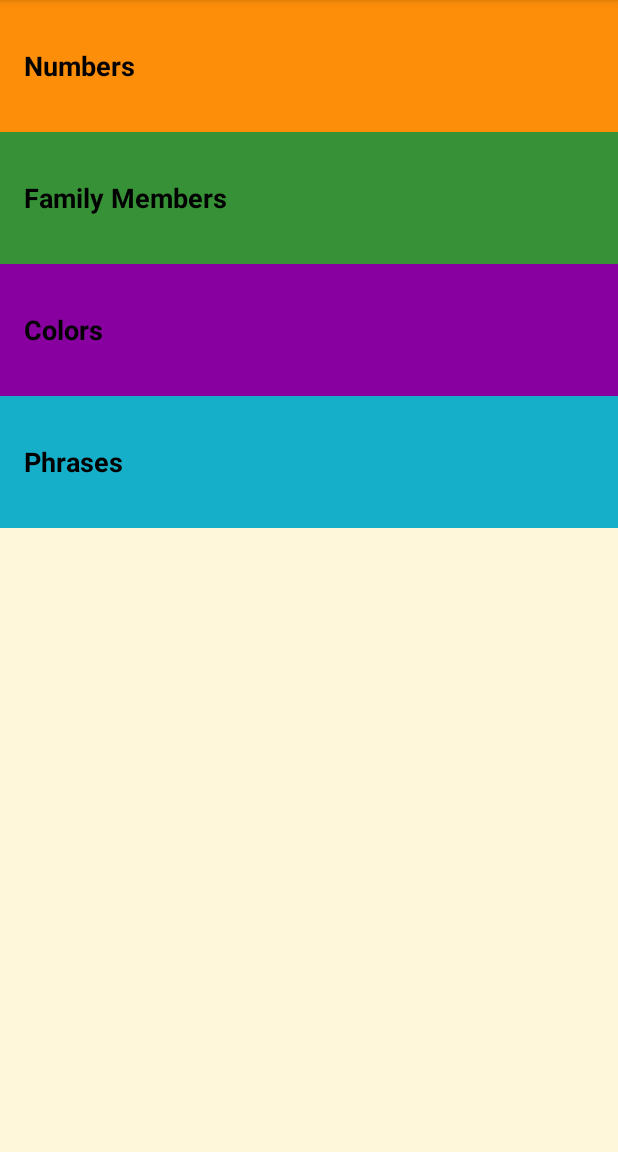
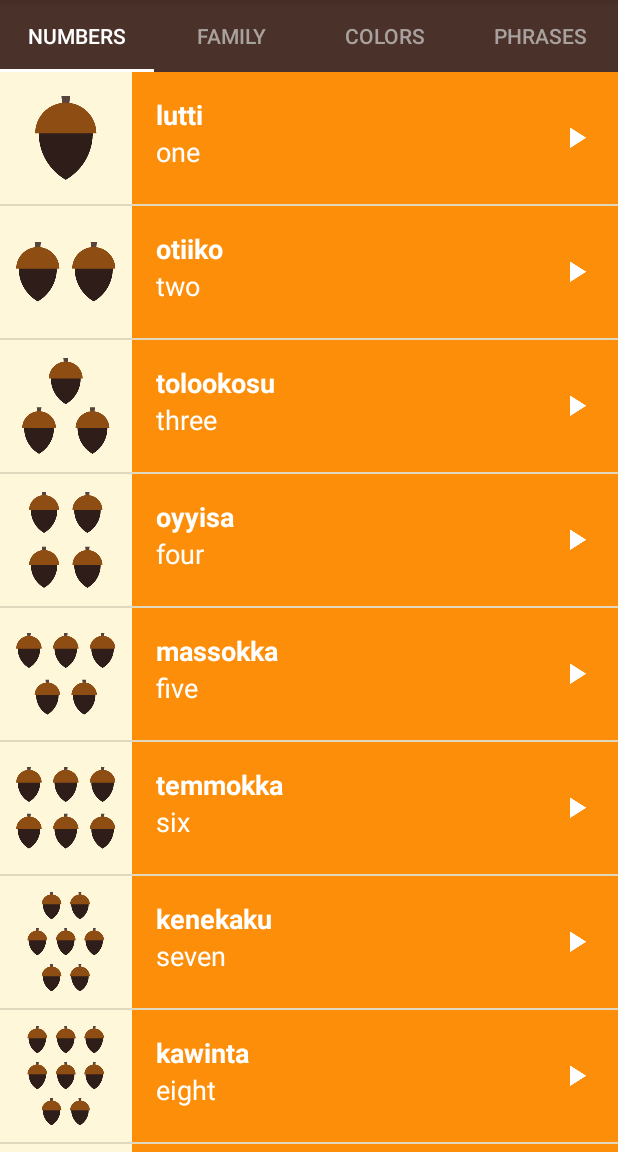
Before and after one commit to guruvex/miwok, an Android app: the screen it shows after launch (MainActivity), on a phone screen of 412 x 824 dp, the part 84-1236 px from its top. Run offline under Robolectric (Android 15) with nearby library versions, the phone set to English and light mode, and no system bars.

Commit message:
final ver of the app

```diff
--- a/app/src/main/java/com/example/android/miwok/ColorsFragment.java
+++ b/app/src/main/java/com/example/android/miwok/ColorsFragment.java
@@ -63,7 +63,6 @@ public class ColorsFragment extends Fragment {
         ListView listView = (ListView) rootView.findViewById(R.id.list);
 
         listView.setAdapter(displayWordAdapter);
-
 
         listView.setOnItemClickListener(new AdapterView.OnItemClickListener() {
             @Override
--- a/app/src/main/java/com/example/android/miwok/MainActivity.java
+++ b/app/src/main/java/com/example/android/miwok/MainActivity.java
@@ -15,11 +15,11 @@
  */
 package com.example.android.miwok;
 
-import android.content.Intent;
 import android.os.Bundle;
 import android.support.v7.app.AppCompatActivity;
-import android.view.View;
-import android.widget.TextView;
+import android.support.design.widget.TabLayout;
+import android.support.v4.view.ViewPager;
+
 
 public class MainActivity extends AppCompatActivity {
 
@@ -30,46 +30,22 @@ public class MainActivity extends AppCompatActivity {
         // Set the content of the activity to use the activity_main.xml layout file
         setContentView(R.layout.activity_main);
 
-        TextView NumbersActivity = (TextView) findViewById(R.id.numbers);
-        TextView FamilyActivity = (TextView) findViewById(R.id.family);
-        TextView ColorsActivity = (TextView) findViewById(R.id.colors);
-        TextView PhrasesActivity = (TextView) findViewById(R.id.phrases);
+        // find the view pager in the xml layout
+        ViewPager mViewPager = (ViewPager) findViewById(R.id.viewpager);
 
-        NumbersActivity.setOnClickListener(new View.OnClickListener() {
-            // The code in this method will be executed when the numbers View is clicked on.
-            @Override
-            public void onClick(View view) {
-                Intent numbersIntent = new Intent(MainActivity.this, NumbersActivity.class);
-                startActivity(numbersIntent);
-            }
-        });
+        // Create an adapter that knows which fragment should be shown on each page
+        SimplePageAdaptor SPAdaptor = new SimplePageAdaptor(getSupportFragmentManager(), MainActivity.this);
+        // link the object to the page viewer.
+        mViewPager.setAdapter(SPAdaptor);
 
-        FamilyActivity.setOnClickListener(new View.OnClickListener() {
-            // The code in this method will be executed when the family View is clicked on.
-            @Override
-            public void onClick(View view) {
-                Intent familyIntent = new Intent(MainActivity.this, FamilyActivity.class);
-                startActivity(familyIntent);
-            }
-        });
+        // Find the tab layout that shows the tabs
+        TabLayout tabLayout = (TabLayout) findViewById(R.id.tabs);
 
-        ColorsActivity.setOnClickListener(new View.OnClickListener() {
-            // The code in this method will be executed when the colors View is clicked on.
-            @Override
-            public void onClick(View view) {
-                Intent colorIntent = new Intent(MainActivity.this, ColorsActivity.class);
-                startActivity(colorIntent);
-            }
-        });
-
-        PhrasesActivity.setOnClickListener(new View.OnClickListener() {
-            // The code in this method will be executed when the phrases View is clicked on.
-            @Override
-            public void onClick(View view) {
-                Intent phrasesIntent = new Intent(MainActivity.this, PhrasesActivity.class);
-                startActivity(phrasesIntent);
-            }
-        });
+        // Connect the tab layout with the view pager. This will
+        //   1. Update the tab layout when the view pager is swiped
+        //   2. Update the view pager when a tab is selected
+        //   3. Set the tab layout's tab names with the view pager's adapter's titles
+        //      by calling onPageTitle()
+        tabLayout.setupWithViewPager(mViewPager);
     }
-
 }
--- a/app/src/main/java/com/example/android/miwok/NumbersFragment.java
+++ b/app/src/main/java/com/example/android/miwok/NumbersFragment.java
@@ -42,20 +42,8 @@ public class NumbersFragment extends Fragment {
         releaseMediaPlayer();
     }
 
-    /**
-    @Override
-    protected void onStop() {
-        super.onStop();
-        releaseMediaPlayer();
-    }
-    */
-
-
     @Override
     public View onCreateView(LayoutInflater inflater, ViewGroup container, Bundle savedInstanceState) {
-        //TextView textView = new TextView(getActivity());
-        //textView.setText(R.string.hello_blank_fragment);
-        //return textView;
 
         View rootView = inflater.inflate(R.layout.words_list, container, false);
 
--- /dev/null
+++ b/app/src/main/java/com/example/android/miwok/SimplePageAdaptor.java
@@ -0,0 +1,51 @@
+package com.example.android.miwok;
+
+/**
+ * Created by james on 7/10/2018.
+ */
+import android.content.Context;
+import android.support.v4.app.Fragment;
+import android.support.v4.app.FragmentManager;
+import android.support.v4.app.FragmentPagerAdapter;
+
+/**
+ * Provides the appropriate {@link Fragment} for a view pager.
+ */
+public class SimplePageAdaptor extends FragmentPagerAdapter {
+
+    /** Context of the app */
+    private Context mContext;
+
+    public SimplePageAdaptor (FragmentManager fm, Context context) {
+        super(fm);
+        mContext = context;
+
+    }
+
+    @Override
+    public Fragment getItem(int position) {
+        if (position == 0) { return new NumbersFragment();
+        } else if (position == 1){ return new FamilyFragment();
+        } else if (position == 2){ return new ColorsFragment();
+        } else { return new PhrasesFragment();}
+    }
+
+    @Override
+    public int getCount() {
+        return 4;
+    }
+
+
+    @Override
+    public CharSequence getPageTitle(int position) {
+        if (position == 0) {
+            return mContext.getString(R.string.category_numbers);
+        } else if (position == 1) {
+            return mContext.getString(R.string.category_family);
+        } else if (position == 2) {
+            return mContext.getString(R.string.category_colors);
+        } else {
+            return mContext.getString(R.string.category_phrases);
+        }
+    }
+}
--- a/app/src/main/res/layout/activity_main.xml
+++ b/app/src/main/res/layout/activity_main.xml
@@ -1,73 +1,21 @@
 <?xml version="1.0" encoding="utf-8"?>
-<!-- Copyright (C) 2016 The Android Open Source Project
-
-     Licensed under the Apache License, Version 2.0 (the "License");
-     you may not use this file except in compliance with the License.
-     You may obtain a copy of the License at
-
-          http://www.apache.org/licenses/LICENSE-2.0
-
-     Unless required by applicable law or agreed to in writing, software
-     distributed under the License is distributed on an "AS IS" BASIS,
-     WITHOUT WARRANTIES OR CONDITIONS OF ANY KIND, either express or implied.
-     See the License for the specific language governing permissions and
-     limitations under the License.
--->
-<LinearLayout
-    xmlns:android="http://schemas.android.com/apk/res/android"
+<LinearLayout xmlns:android="http://schemas.android.com/apk/res/android"
     xmlns:tools="http://schemas.android.com/tools"
     android:layout_width="match_parent"
     android:layout_height="match_parent"
-    android:background="@color/tan_background"
+    android:background="@color/primary_color"
     android:orientation="vertical"
     tools:context="com.example.android.miwok.MainActivity">
 
-    <FrameLayout
+    <android.support.design.widget.TabLayout
+        android:id="@+id/tabs"
+        style="@style/CategoryTab"
         android:layout_width="match_parent"
-        android:layout_height="wrap_content"
-        android:background="@color/category_numbers">
-    <TextView
-        android:id="@+id/numbers"
-        style="@style/CategoryStyle"
-        android:textColor="@android:color/black"
-        android:background="?android:attr/selectableItemBackground"
-        android:text="@string/category_numbers" />
-    </FrameLayout>
+        android:layout_height="wrap_content" />
 
-    <FrameLayout
+    <android.support.v4.view.ViewPager
+        android:id="@+id/viewpager"
         android:layout_width="match_parent"
-        android:layout_height="wrap_content"
-        android:background="@color/category_family">
-    <TextView
-        android:id="@+id/family"
-        style="@style/CategoryStyle"
-        android:textColor="@android:color/black"
-        android:background="?android:attr/selectableItemBackground"
-        android:text="@string/category_family" />
-    </FrameLayout>
-
-    <FrameLayout
-        android:layout_width="match_parent"
-        android:layout_height="wrap_content"
-        android:background="@color/category_colors">
-    <TextView
-        android:id="@+id/colors"
-        style="@style/CategoryStyle"
-        android:textColor="@android:color/black"
-        android:background="?android:attr/selectableItemBackground"
-        android:text="@string/category_colors" />
-    </FrameLayout>
-
-    <FrameLayout
-        android:layout_width="match_parent"
-        android:layout_height="wrap_content"
-        android:background="@color/category_phrases">
-    <TextView
-        android:id="@+id/phrases"
-        style="@style/CategoryStyle"
-        android:textColor="@android:color/black"
-        android:background="?android:attr/selectableItemBackground"
-        android:text="@string/category_phrases" />
-    </FrameLayout>
+        android:layout_height="match_parent" />
 
 </LinearLayout>
--- /dev/null
+++ b/app/src/main/res/layout/fragment_page.xml
@@ -0,0 +1,11 @@
+<?xml version="1.0" encoding="utf-8"?>
+<android.support.constraint.ConstraintLayout
+    xmlns:android="http://schemas.android.com/apk/res/android" android:layout_width="match_parent"
+    android:layout_height="match_parent">
+
+    <TextView xmlns:android="http://schemas.android.com/apk/res/android"
+        android:layout_width="match_parent"
+        android:layout_height="match_parent"
+        android:gravity="center" />
+
+</android.support.constraint.ConstraintLayout>
--- a/app/src/main/res/values/strings.xml
+++ b/app/src/main/res/values/strings.xml
@@ -26,8 +26,6 @@
     <string name="category_numbers">Numbers</string>
 
     <!-- Category name for the vocabulary words for family members [CHAR LIMIT=20] -->
-    <string name="category_family">Family Members</string>
+    <string name="category_family">Family</string>
 
-    <!-- TODO: Remove or change this placeholder text -->
-    <string name="hello_blank_fragment">Hello blank fragment</string>
 </resources>
--- a/app/src/main/res/values/styles.xml
+++ b/app/src/main/res/values/styles.xml
@@ -18,6 +18,7 @@
     <style name="AppTheme" parent="Theme.AppCompat.Light.DarkActionBar">
         <item name="colorPrimary">@color/primary_color</item>
         <item name="colorPrimaryDark">@color/primary_dark_color</item>
+        <item name="android:windowContentOverlay">@null</item>
     </style>
 
     <!-- Style for a category of vocabulary words -->
@@ -37,4 +38,15 @@
         <item name="android:textSize">18sp</item>
         <item name="android:textColor">@android:color/white</item>
     </style>
+
+    <style name="CategoryTab" parent="Widget.Design.TabLayout">
+        <item name="tabIndicatorColor">@android:color/white</item>
+        <item name="tabSelectedTextColor">@android:color/white</item>
+        <item name="tabTextAppearance">@style/CategoryTabTextAppearance</item>
+    </style>
+
+    <style name="CategoryTabTextAppearance" parent="TextAppearance.Design.Tab">
+        <item name="android:textColor">#A8A19E</item>
+    </style>
+
 </resources>
```
